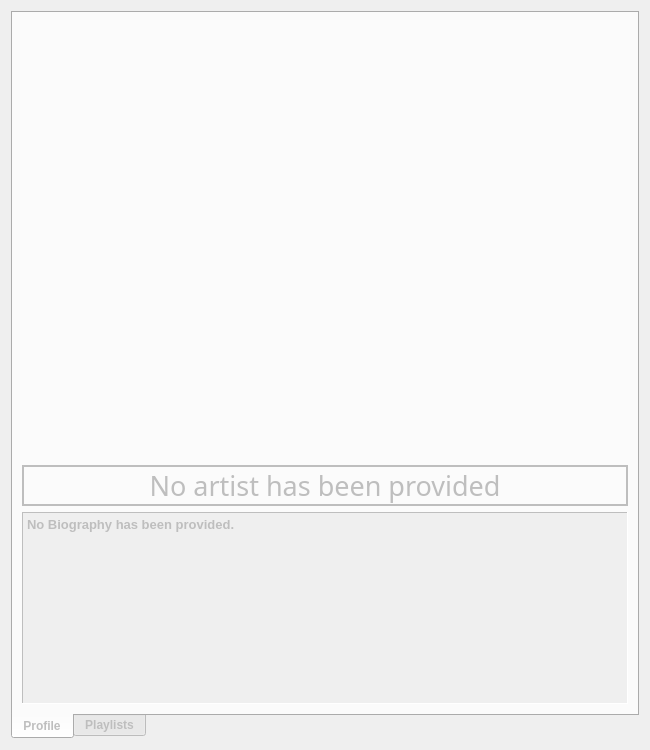
amirmohsen1384/Mockingbird, file ui/dialogs/artistview.ui: the form before one commit.
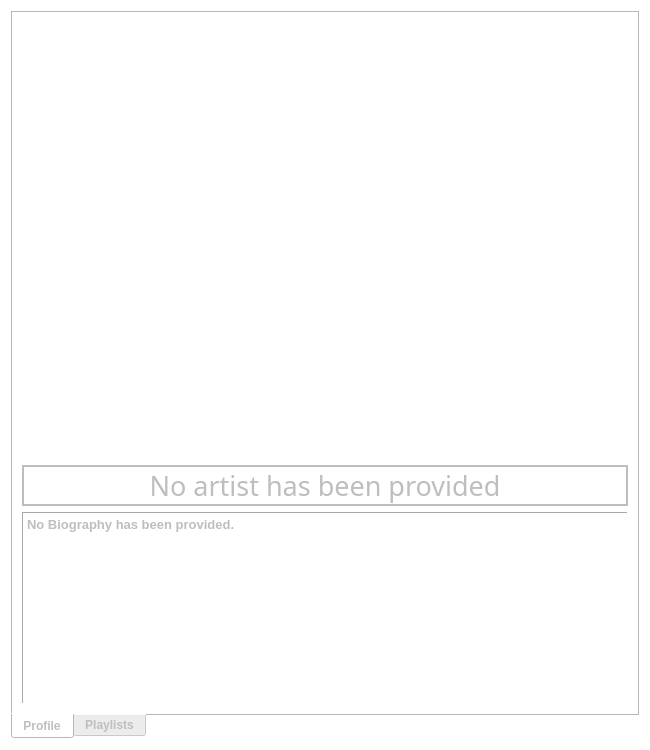
The form after the commit. Custom widgets are drawn as their Qt base class.

What changed in the file:
```diff
--- a/ui/dialogs/artistview.ui
+++ b/ui/dialogs/artistview.ui
@@ -14,7 +14,7 @@
    <string>Dialog</string>
   </property>
   <property name="styleSheet">
-   <string notr="true"/>
+   <string notr="true">background-color:white</string>
   </property>
   <property name="modal">
    <bool>true</bool>
```
